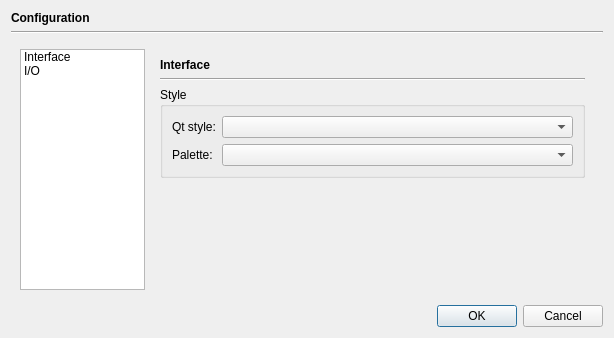
First picture: the form in src/app/dialogs/configurationdialog.ui, repository braeun/FitsIP, before the edit.
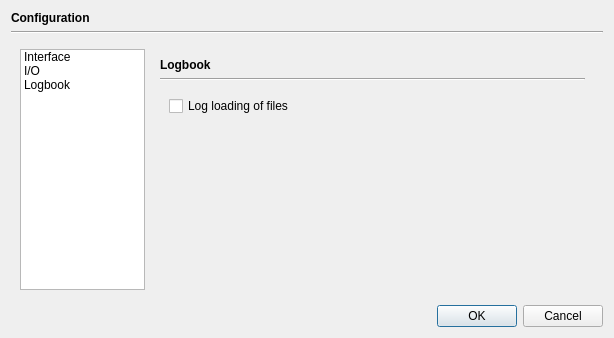
Second picture: the form after the edit.

Commit message: improved logbook handling bug fixes

```diff
--- a/src/app/dialogs/configurationdialog.ui
+++ b/src/app/dialogs/configurationdialog.ui
@@ -67,6 +67,11 @@
           <string>I/O</string>
          </property>
         </item>
+        <item>
+         <property name="text">
+          <string>Logbook</string>
+         </property>
+        </item>
        </widget>
       </item>
       <item>
@@ -78,7 +83,7 @@
          </sizepolicy>
         </property>
         <property name="currentIndex">
-         <number>0</number>
+         <number>2</number>
         </property>
         <widget class="QWidget" name="guiPage">
          <layout class="QVBoxLayout" name="verticalLayout_3">
@@ -257,7 +262,56 @@
           </item>
          </layout>
         </widget>
-        <widget class="QWidget" name="page_2"/>
+        <widget class="QWidget" name="logbookPage">
+         <layout class="QVBoxLayout" name="verticalLayout_4">
+          <item>
+           <widget class="QLabel" name="label_5">
+            <property name="font">
+             <font>
+              <weight>75</weight>
+              <bold>true</bold>
+             </font>
+            </property>
+            <property name="text">
+             <string>Logbook</string>
+            </property>
+           </widget>
+          </item>
+          <item>
+           <widget class="Line" name="line_4">
+            <property name="orientation">
+             <enum>Qt::Horizontal</enum>
+            </property>
+           </widget>
+          </item>
+          <item>
+           <widget class="QWidget" name="widget_3" native="true">
+            <layout class="QGridLayout" name="gridLayout_2">
+             <item row="0" column="0">
+              <widget class="QCheckBox" name="logLoadingBox">
+               <property name="text">
+                <string>Log loading of files</string>
+               </property>
+              </widget>
+             </item>
+            </layout>
+           </widget>
+          </item>
+          <item>
+           <spacer name="verticalSpacer_3">
+            <property name="orientation">
+             <enum>Qt::Vertical</enum>
+            </property>
+            <property name="sizeHint" stdset="0">
+             <size>
+              <width>20</width>
+              <height>40</height>
+             </size>
+            </property>
+           </spacer>
+          </item>
+         </layout>
+        </widget>
        </widget>
       </item>
      </layout>
```
The commit also changes 32 other files.
